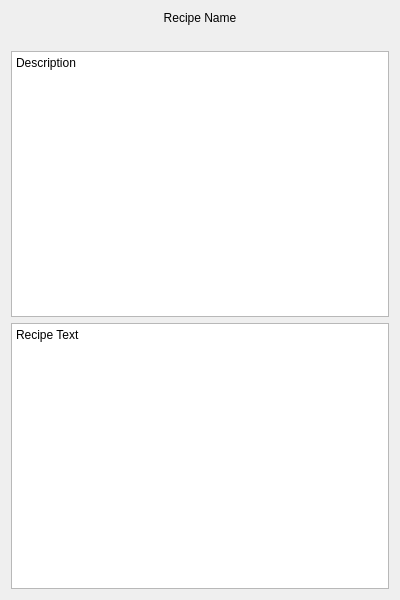
First picture: the form in recipedetailwindow.ui, repository alkolodziej/cook-book, before the edit.
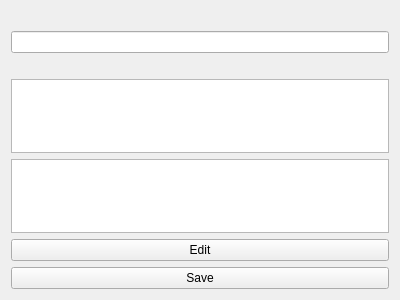
Second picture: the form after the edit.

```diff
--- a/recipedetailwindow.ui
+++ b/recipedetailwindow.ui
@@ -7,7 +7,7 @@
     <x>0</x>
     <y>0</y>
     <width>400</width>
-    <height>600</height>
+    <height>300</height>
    </rect>
   </property>
   <property name="windowTitle">
@@ -15,42 +15,31 @@
   </property>
   <layout class="QVBoxLayout" name="verticalLayout">
    <item>
-    <widget class="QLabel" name="recipeNameLabel">
-     <property name="text">
-      <string>Recipe Name</string>
-     </property>
-     <property name="alignment">
-      <set>Qt::AlignCenter</set>
-     </property>
-     <property name="wordWrap">
-      <bool>true</bool>
-     </property>
-    </widget>
+    <widget class="QLabel" name="recipeNameLabel"/>
    </item>
    <item>
-    <widget class="QLabel" name="recipeImageLabel">
-     <property name="text">
-      <string/>
-     </property>
-     <property name="alignment">
-      <set>Qt::AlignCenter</set>
-     </property>
-     <property name="scaledContents">
-      <bool>true</bool>
-     </property>
-    </widget>
+    <widget class="QLineEdit" name="recipeNameLineEdit"/>
    </item>
    <item>
-    <widget class="QTextBrowser" name="recipeDescriptionBrowser">
-     <property name="html">
-      <string notr="true">Description</string>
+    <widget class="QLabel" name="recipeImageLabel"/>
+   </item>
+   <item>
+    <widget class="QTextBrowser" name="recipeDescriptionBrowser"/>
+   </item>
+   <item>
+    <widget class="QTextBrowser" name="recipeTextBrowser"/>
+   </item>
+   <item>
+    <widget class="QPushButton" name="editButton">
+     <property name="text">
+      <string>Edit</string>
      </property>
     </widget>
    </item>
    <item>
-    <widget class="QTextBrowser" name="recipeTextBrowser">
-     <property name="html">
-      <string notr="true">Recipe Text</string>
+    <widget class="QPushButton" name="saveButton">
+     <property name="text">
+      <string>Save</string>
      </property>
     </widget>
    </item>
```
Left out of the diff: 3 changed lines with no effect on the pictures.
